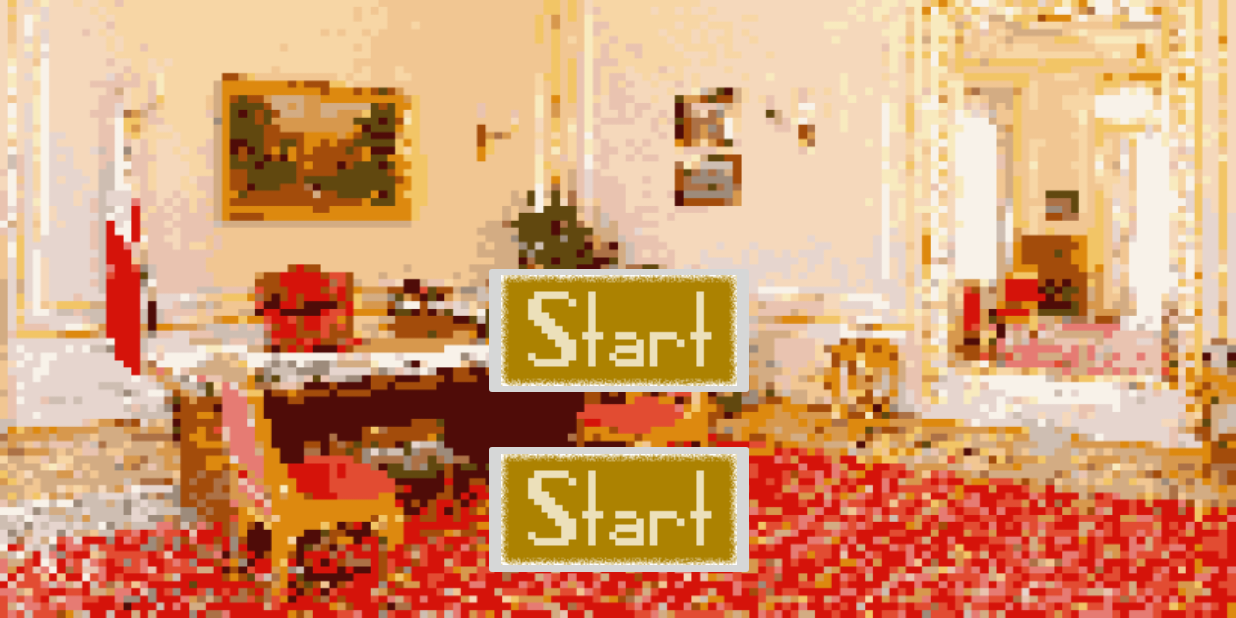
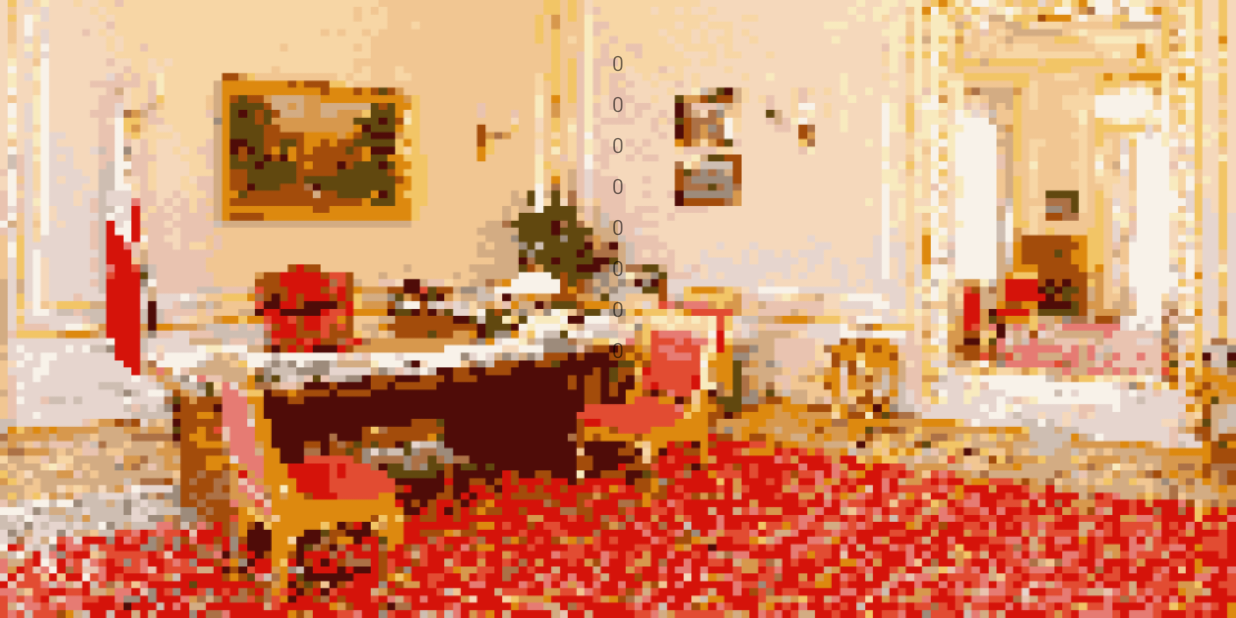
Before and after one commit to Pantsoffski/Adrian, an Android app: the screen it shows after launch (MainActivity before the commit, HighScoreActivity after it), after a tap on an icon or button, on a phone screen of 824 x 412 dp (held sideways). Run offline under Robolectric (Android 15) with nearby library versions, the phone set to English and light mode, and no system bars.

Commit message:
*developing high score

```diff
--- a/app/src/main/AndroidManifest.xml
+++ b/app/src/main/AndroidManifest.xml
@@ -21,6 +21,9 @@
         <activity
             android:name=".GameActivity"
             android:screenOrientation="landscape" />
+        <activity
+            android:name=".HighScoreActivity"
+            android:screenOrientation="landscape" />
     </application>
 
 </manifest>
--- a/app/src/main/java/pl/smartfan/adrian/GameActivity.java
+++ b/app/src/main/java/pl/smartfan/adrian/GameActivity.java
@@ -3,9 +3,7 @@ package pl.smartfan.adrian;
 import android.graphics.Point;
 import android.os.Bundle;
 import android.support.v7.app.AppCompatActivity;
-import android.util.Log;
 import android.view.Display;
-import android.view.View;
 
 public class GameActivity extends AppCompatActivity {
 
@@ -31,10 +29,6 @@ public class GameActivity extends AppCompatActivity {
         setContentView(gameView);
     }
 
-    public void buttonTest(View view) {
-        Log.i("buttonTest: ", "no i działa");
-    }
-
     //pausing the game when activity is paused
     @Override
     protected void onPause() {
--- a/app/src/main/java/pl/smartfan/adrian/HighScore.java
+++ /dev/null
@@ -1,8 +0,0 @@
-package pl.smartfan.adrian;
-
-/**
- * Class responsible for displaying High Score.
- */
-
-public class HighScore { // TODO: 07.11.2017 create high score
-}
--- /dev/null
+++ b/app/src/main/java/pl/smartfan/adrian/HighScoreActivity.java
@@ -0,0 +1,48 @@
+package pl.smartfan.adrian;
+
+import android.content.Context;
+import android.content.SharedPreferences;
+import android.os.Bundle;
+import android.support.v7.app.AppCompatActivity;
+import android.widget.TextView;
+
+/**
+ * Class responsible for displaying High Score.
+ */
+
+public class HighScoreActivity extends AppCompatActivity { // TODO: 07.11.2017 create high score
+
+    TextView highScoreText1, highScoreText2, highScoreText3, highScoreText4, highScoreText5, highScoreText6, highScoreText7, highScoreText8;
+
+    SharedPreferences sharedPreferences;
+
+    @Override
+    protected void onCreate(Bundle savedInstanceState) {
+        super.onCreate(savedInstanceState);
+        setContentView(R.layout.activity_highscore);
+
+        //initialize textViews
+        highScoreText1 = (TextView) findViewById(R.id.highScoreText1);
+        highScoreText2 = (TextView) findViewById(R.id.highScoreText2);
+        highScoreText3 = (TextView) findViewById(R.id.highScoreText3);
+        highScoreText4 = (TextView) findViewById(R.id.highScoreText4);
+        highScoreText5 = (TextView) findViewById(R.id.highScoreText5);
+        highScoreText6 = (TextView) findViewById(R.id.highScoreText6);
+        highScoreText7 = (TextView) findViewById(R.id.highScoreText7);
+        highScoreText8 = (TextView) findViewById(R.id.highScoreText8);
+
+        //initializing high score array & shared preferences
+        sharedPreferences = this.getSharedPreferences("ADRIAN_HIGH_SCORE", Context.MODE_PRIVATE);
+
+        //set high scores values to textViews
+        highScoreText1.setText(String.valueOf(sharedPreferences.getInt("score1", 0)));
+        highScoreText2.setText(String.valueOf(sharedPreferences.getInt("score2", 0)));
+        highScoreText3.setText(String.valueOf(sharedPreferences.getInt("score3", 0)));
+        highScoreText4.setText(String.valueOf(sharedPreferences.getInt("score4", 0)));
+        highScoreText5.setText(String.valueOf(sharedPreferences.getInt("score5", 0)));
+        highScoreText6.setText(String.valueOf(sharedPreferences.getInt("score6", 0)));
+        highScoreText7.setText(String.valueOf(sharedPreferences.getInt("score7", 0)));
+        highScoreText8.setText(String.valueOf(sharedPreferences.getInt("score8", 0)));
+
+    }
+}
--- a/app/src/main/java/pl/smartfan/adrian/MainActivity.java
+++ b/app/src/main/java/pl/smartfan/adrian/MainActivity.java
@@ -34,8 +34,8 @@ public class MainActivity extends AppCompatActivity {
     }
 
     public void highScoreButton(View v) {
-        //starting game activity
-        startActivity(new Intent(this, HighScore.class));
+        //starting high score activity
+        startActivity(new Intent(this, HighScoreActivity.class));
     }
 
     @Override
--- a/app/src/main/res/layout/activity_highscore.xml
+++ b/app/src/main/res/layout/activity_highscore.xml
@@ -1,6 +1,89 @@
 <?xml version="1.0" encoding="utf-8"?>
 <android.support.constraint.ConstraintLayout xmlns:android="http://schemas.android.com/apk/res/android"
+    xmlns:app="http://schemas.android.com/apk/res-auto"
+    xmlns:tools="http://schemas.android.com/tools"
     android:layout_width="match_parent"
-    android:layout_height="match_parent">
+    android:layout_height="match_parent"
+    android:background="@mipmap/splash_screen"
+    tools:context="pl.smartfan.adrian.HighScoreActivity">
 
+    <TextView
+        android:id="@+id/highScoreText1"
+        android:layout_width="wrap_content"
+        android:layout_height="wrap_content"
+        android:layout_marginTop="32dp"
+        android:text="TextView"
+        app:layout_constraintLeft_toLeftOf="parent"
+        app:layout_constraintRight_toRightOf="parent"
+        app:layout_constraintTop_toTopOf="parent" />
+
+    <TextView
+        android:id="@+id/highScoreText2"
+        android:layout_width="wrap_content"
+        android:layout_height="wrap_content"
+        android:layout_marginTop="8dp"
+        android:text="TextView"
+        app:layout_constraintLeft_toLeftOf="parent"
+        app:layout_constraintRight_toRightOf="parent"
+        app:layout_constraintTop_toBottomOf="@+id/highScoreText1" />
+
+    <TextView
+        android:id="@+id/highScoreText3"
+        android:layout_width="wrap_content"
+        android:layout_height="wrap_content"
+        android:layout_marginTop="8dp"
+        android:text="TextView"
+        app:layout_constraintLeft_toLeftOf="parent"
+        app:layout_constraintRight_toRightOf="parent"
+        app:layout_constraintTop_toBottomOf="@+id/highScoreText2" />
+
+    <TextView
+        android:id="@+id/highScoreText4"
+        android:layout_width="wrap_content"
+        android:layout_height="wrap_content"
+        android:layout_marginTop="8dp"
+        android:text="TextView"
+        app:layout_constraintEnd_toEndOf="parent"
+        app:layout_constraintStart_toStartOf="parent"
+        app:layout_constraintTop_toBottomOf="@+id/highScoreText3" />
+
+    <TextView
+        android:id="@+id/highScoreText5"
+        android:layout_width="wrap_content"
+        android:layout_height="wrap_content"
+        android:layout_marginTop="8dp"
+        android:text="TextView"
+        app:layout_constraintLeft_toLeftOf="parent"
+        app:layout_constraintRight_toRightOf="parent"
+        app:layout_constraintTop_toBottomOf="@+id/highScoreText4" />
+
+    <TextView
+        android:id="@+id/highScoreText6"
+        android:layout_width="wrap_content"
+        android:layout_height="wrap_content"
+        android:layout_marginTop="8dp"
+        android:text="TextView"
+        app:layout_constraintLeft_toLeftOf="parent"
+        app:layout_constraintRight_toRightOf="parent"
+        app:layout_constraintTop_toBottomOf="@+id/highScoreText5" />
+
+    <TextView
+        android:id="@+id/highScoreText7"
+        android:layout_width="wrap_content"
+        android:layout_height="wrap_content"
+        android:layout_marginTop="8dp"
+        android:text="TextView"
+        app:layout_constraintLeft_toLeftOf="parent"
+        app:layout_constraintRight_toRightOf="parent"
+        app:layout_constraintTop_toBottomOf="@+id/highScoreText6" />
+
+    <TextView
+        android:id="@+id/highScoreText8"
+        android:layout_width="wrap_content"
+        android:layout_height="wrap_content"
+        android:layout_marginTop="8dp"
+        android:text="TextView"
+        app:layout_constraintLeft_toLeftOf="parent"
+        app:layout_constraintRight_toRightOf="parent"
+        app:layout_constraintTop_toBottomOf="@+id/highScoreText7" />
 </android.support.constraint.ConstraintLayout>
--- a/app/src/main/res/layout/activity_main.xml
+++ b/app/src/main/res/layout/activity_main.xml
@@ -6,7 +6,6 @@
     android:layout_height="match_parent"
     android:background="@mipmap/splash_screen"
     tools:context="pl.smartfan.adrian.MainActivity">
-
 
     <ImageView
         android:id="@+id/titleImage"
@@ -35,7 +34,7 @@
     <ImageButton
         android:id="@+id/highScoreButton"
         android:layout_width="wrap_content"
-        android:layout_height="95dp"
+        android:layout_height="wrap_content"
         android:layout_marginBottom="8dp"
         android:layout_marginTop="8dp"
         android:onClick="highScoreButton"
```
